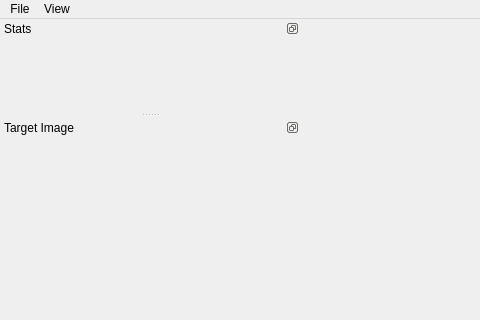
Tw1ddle/geometrize, file geometrize/dialog/imagejobwindow.ui: the form before one commit; both pictures show x 0 to 480 and y 0 to 320 of the 1024 by 800 pixel window.
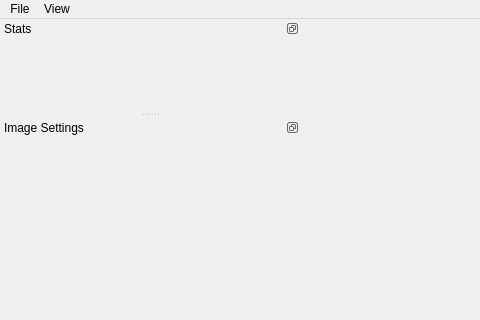
The form after the commit. Custom widgets are drawn as their Qt base class.

Commit message: Refactor global preferences out of "shared app" class, remove settings resource placeholder (we will generate the default config if necessary), get webgl/canvas export working, other minor tweaks

What changed in the file:
```diff
--- a/geometrize/dialog/imagejobwindow.ui
+++ b/geometrize/dialog/imagejobwindow.ui
@@ -18,8 +18,8 @@
   </property>
   <property name="minimumSize">
    <size>
-    <width>800</width>
-    <height>640</height>
+    <width>1024</width>
+    <height>800</height>
    </size>
   </property>
   <property name="windowTitle">
@@ -184,7 +184,7 @@
     <set>Qt::LeftDockWidgetArea|Qt::RightDockWidgetArea</set>
    </property>
    <property name="windowTitle">
-    <string>Target Image</string>
+    <string>Image Settings</string>
    </property>
    <attribute name="dockWidgetArea">
     <number>1</number>
```
Left out of the diff: 6 changed lines with no effect on the pictures. The commit also changes 26 other files.
